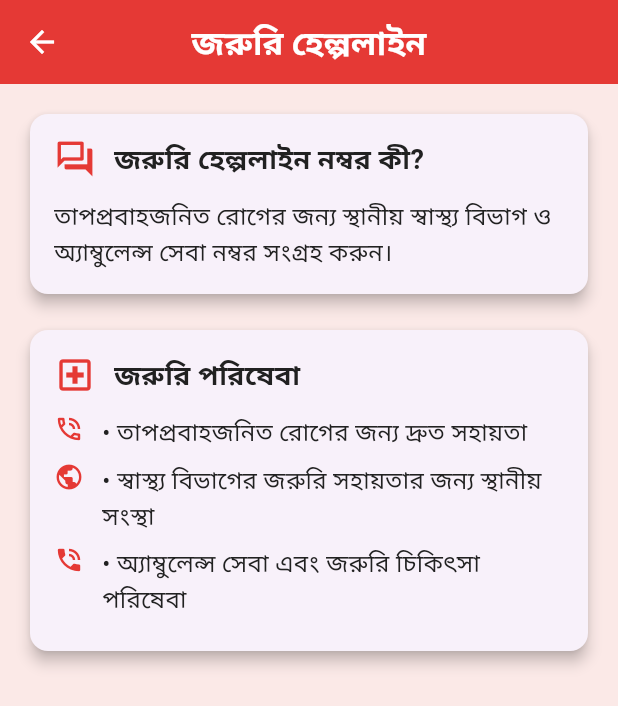
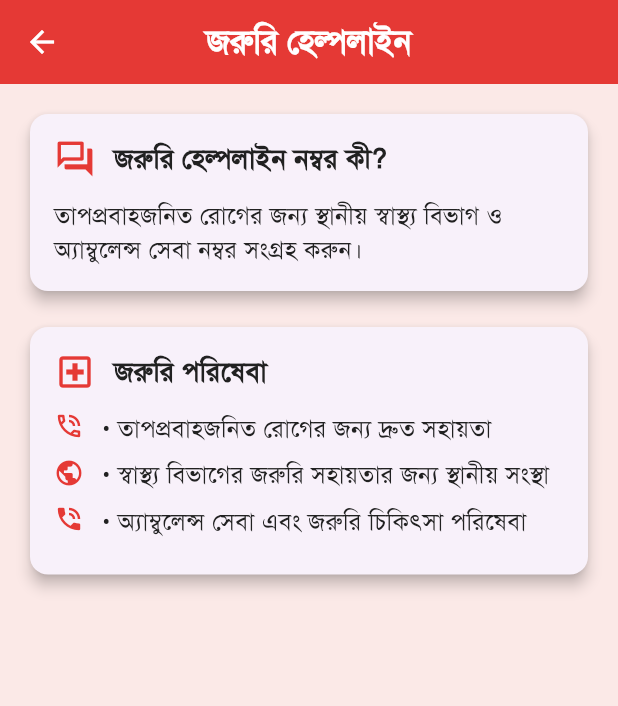
Before and after one commit to abuubaida921/taposurakkha, a Flutter app: the EmergencyHelplineView screen opened by its route, on a phone screen of 412 x 824 dp. Shown: the top 706 px of the screen. Run offline on Flutter 3.47's test engine with Material 3 defaults, Android fonts, the phone set to English and light mode, and no system bars; our stand-ins replace fluttertoast, get, shared_preferences; accounts and stored records are empty.

Commit message:
Some changes

```diff
--- a/lib/app/theme/theme.dart
+++ b/lib/app/theme/theme.dart
@@ -2,6 +2,7 @@ import 'package:flutter/material.dart';
 
 class AppTheme {
   static ThemeData get lightTheme => ThemeData(
+    fontFamily: 'SolaimanLipi',
     colorScheme: ColorScheme.fromSeed(seedColor: Colors.deepPurple),
     scaffoldBackgroundColor: Colors.white,
     appBarTheme: const AppBarTheme(
```
Also changed, not shown: pubspec.yaml (+6 -11 lines), assets/fonts/SolaimanLipi_20-04-07.ttf (added), pubspec.lock, 1 other file.
